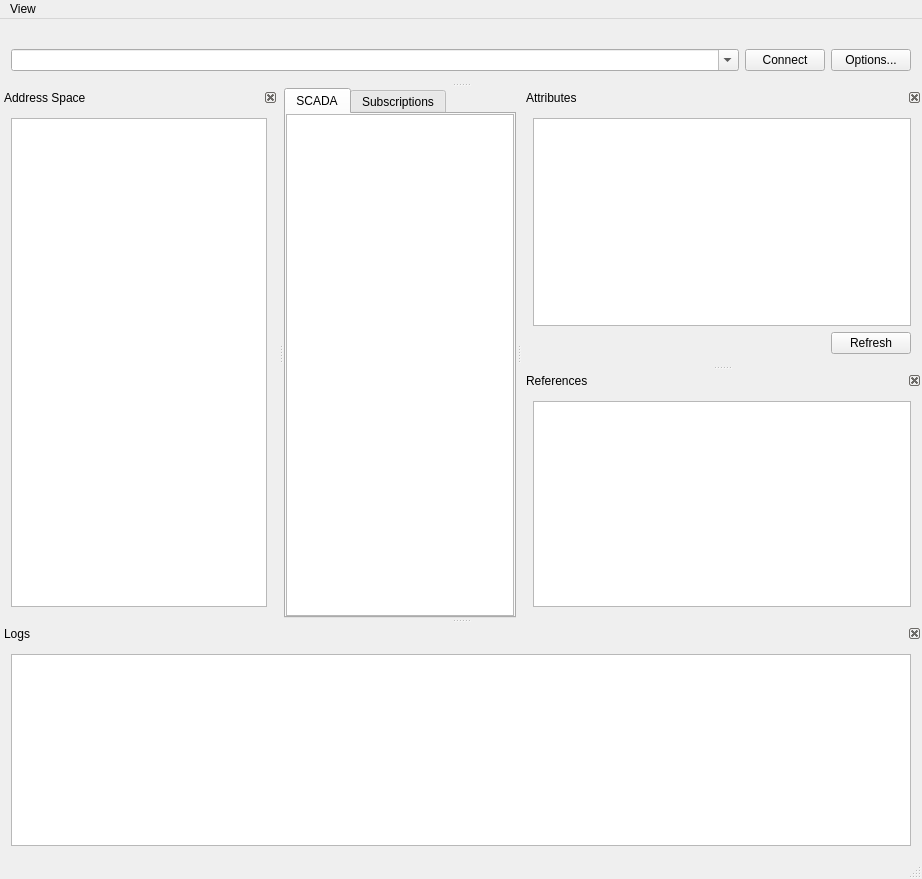
This is client/mainwindow_ui.ui in ilManno/OPCUA_PyClient_NodeServer as Qt 5 draws it before an edit. The edited form follows.
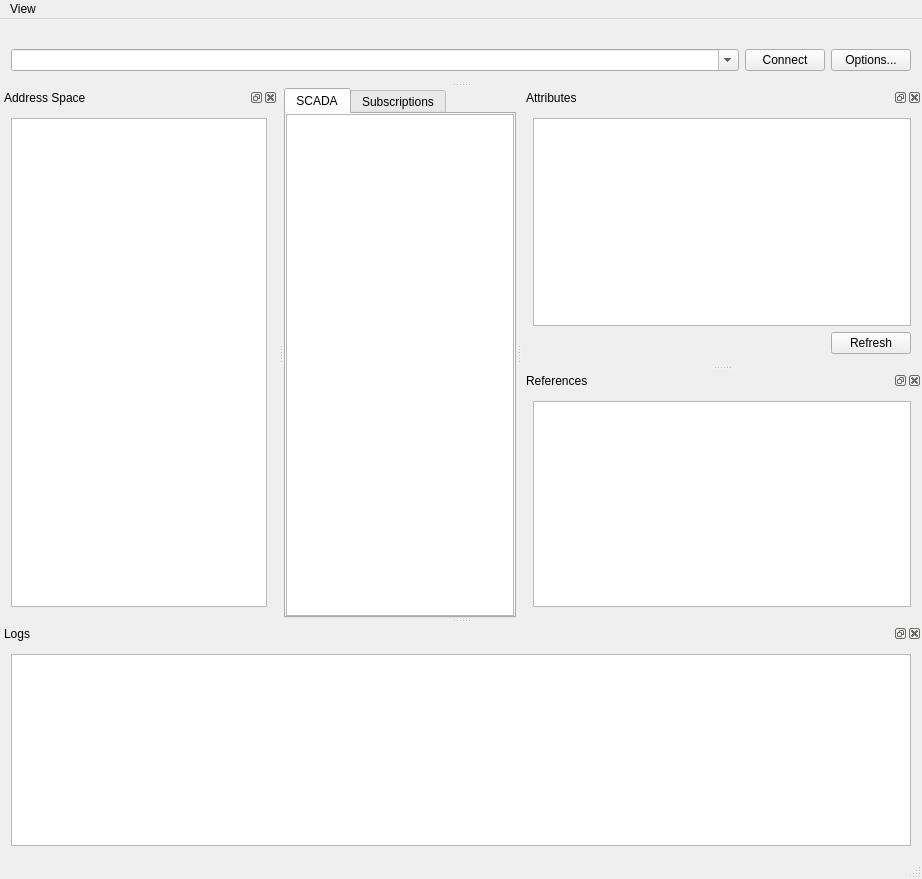
This is the edited form. Icons and pictures are not drawn.

The edit to the form file:
```diff
--- a/client/mainwindow_ui.ui
+++ b/client/mainwindow_ui.ui
@@ -130,9 +130,6 @@
      <height>170</height>
     </size>
    </property>
-   <property name="features">
-    <set>QDockWidget::DockWidgetClosable|QDockWidget::DockWidgetMovable</set>
-   </property>
    <property name="windowTitle">
     <string>Attributes</string>
    </property>
@@ -265,9 +262,6 @@
      <verstretch>0</verstretch>
     </sizepolicy>
    </property>
-   <property name="features">
-    <set>QDockWidget::DockWidgetClosable|QDockWidget::DockWidgetMovable</set>
-   </property>
    <property name="windowTitle">
     <string>References</string>
    </property>
@@ -302,9 +296,6 @@
      <verstretch>0</verstretch>
     </sizepolicy>
    </property>
-   <property name="features">
-    <set>QDockWidget::DockWidgetClosable|QDockWidget::DockWidgetMovable</set>
-   </property>
    <property name="windowTitle">
     <string>Address Space</string>
    </property>
@@ -333,9 +324,6 @@
    </widget>
   </widget>
   <widget class="QDockWidget" name="logDockWidget">
-   <property name="features">
-    <set>QDockWidget::DockWidgetClosable|QDockWidget::DockWidgetMovable</set>
-   </property>
    <property name="windowTitle">
     <string>Logs</string>
    </property>
```
Left out of the diff: 12 changed lines with no effect on the pictures.
